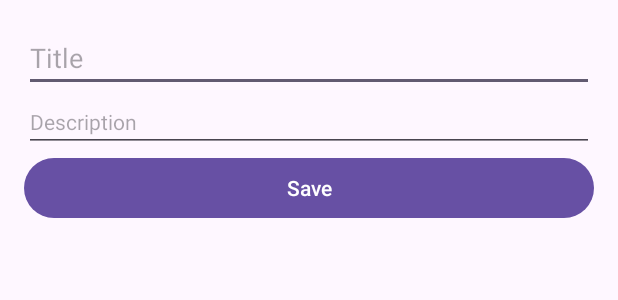
After one commit to Nasri9358/TickTack, an Android app: the layout activity_task_detail.xml on its own in the app's theme, with its tools: preview values and no code run, on a phone screen of 412 x 824 dp. The commit adds this screen. Shown: the top 300 px of the screen. Run offline under Robolectric (Android 15) with nearby library versions, the phone set to English and light mode, and no system bars.

Commit message:
Второй запуск проекта

```diff
--- a/app/build.gradle.kts
+++ b/app/build.gradle.kts
@@ -42,6 +42,9 @@ dependencies {
     implementation(libs.material)
     implementation(libs.androidx.activity)
     implementation(libs.androidx.constraintlayout)
+    implementation(libs.androidx.room.common)
+    implementation(libs.androidx.room.ktx)
+    implementation ("androidx.lifecycle:lifecycle-viewmodel-ktx:2.3.1")
     testImplementation(libs.junit)
     androidTestImplementation(libs.androidx.junit)
     androidTestImplementation(libs.androidx.espresso.core)
--- /dev/null
+++ b/app/src/main/res/drawable/add_tack.xml
@@ -0,0 +1,5 @@
+<vector xmlns:android="http://schemas.android.com/apk/res/android" android:height="24dp" android:tint="#000000" android:viewportHeight="24" android:viewportWidth="24" android:width="24dp">
+
+    <path android:fillColor="@android:color/white" android:pathData="M22,5.18L10.59,16.6l-4.24,-4.24l1.41,-1.41l2.83,2.83l10,-10L22,5.18zM12,20c-4.41,0 -8,-3.59 -8,-8s3.59,-8 8,-8c1.57,0 3.04,0.46 4.28,1.25l1.45,-1.45C16.1,2.67 14.13,2 12,2C6.48,2 2,6.48 2,12s4.48,10 10,10c1.73,0 3.36,-0.44 4.78,-1.22l-1.5,-1.5C14.28,19.74 13.17,20 12,20zM19,15h-3v2h3v3h2v-3h3v-2h-3v-3h-2V15z"/>
+
+</vector>
--- /dev/null
+++ b/app/src/main/res/drawable/ic_add.xml
@@ -0,0 +1,5 @@
+<vector xmlns:android="http://schemas.android.com/apk/res/android" android:height="24dp" android:tint="#000000" android:viewportHeight="24" android:viewportWidth="24" android:width="24dp">
+
+    <path android:fillColor="@android:color/white" android:pathData="M19,13h-6v6h-2v-6H5v-2h6V5h2v6h6v2z"/>
+
+</vector>
--- /dev/null
+++ b/app/src/main/res/layout/activity_task_detail.xml
@@ -0,0 +1,28 @@
+<?xml version="1.0" encoding="utf-8"?>
+<LinearLayout xmlns:android="http://schemas.android.com/apk/res/android"
+    android:layout_width="match_parent"
+    android:layout_height="match_parent"
+    android:orientation="vertical"
+    android:padding="16dp">
+
+    <EditText
+        android:id="@+id/title_EditText"
+        android:layout_width="match_parent"
+        android:layout_height="wrap_content"
+        android:hint="Title"
+        android:textSize="18sp" />
+
+    <EditText
+        android:id="@+id/descriptionEditText"
+        android:layout_width="match_parent"
+        android:layout_height="wrap_content"
+        android:hint="Description"
+        android:textSize="14sp" />
+
+    <Button
+        android:id="@+id/saveButton"
+        android:layout_width="match_parent"
+        android:layout_height="wrap_content"
+        android:text="Save" />
+
+</LinearLayout>
--- a/app/src/main/res/values/strings.xml
+++ b/app/src/main/res/values/strings.xml
@@ -1,3 +1,4 @@
 <resources>
     <string name="app_name">TickTack</string>
+    <string name="add_tack">Добавить задачу</string>
 </resources>
--- a/gradle/libs.versions.toml
+++ b/gradle/libs.versions.toml
@@ -9,6 +9,8 @@ appcompat = "1.7.0"
 material = "1.12.0"
 activity = "1.9.0"
 constraintlayout = "2.1.4"
+roomCommon = "2.6.1"
+roomKtx = "2.6.1"
 
 [libraries]
 androidx-core-ktx = { group = "androidx.core", name = "core-ktx", version.ref = "coreKtx" }
@@ -19,6 +21,8 @@ androidx-appcompat = { group = "androidx.appcompat", name = "appcompat", version
 material = { group = "com.google.android.material", name = "material", version.ref = "material" }
 androidx-activity = { group = "androidx.activity", name = "activity", version.ref = "activity" }
 androidx-constraintlayout = { group = "androidx.constraintlayout", name = "constraintlayout", version.ref = "constraintlayout" }
+androidx-room-common = { group = "androidx.room", name = "room-common", version.ref = "roomCommon" }
+androidx-room-ktx = { group = "androidx.room", name = "room-ktx", version.ref = "roomKtx" }
 
 [plugins]
 android-application = { id = "com.android.application", version.ref = "agp" }
```
Also changed, not shown: app/src/main/java/com/bignerdranch/android/ticktack/MainActivity.kt (+23 -5 lines), app/src/main/java/com/bignerdranch/android/ticktack/Task.kt (added, +17 -0 lines), app/src/main/java/com/bignerdranch/android/ticktack/TaskDao.kt (added, +23 -0 lines), app/src/main/java/com/bignerdranch/android/ticktack/TaskDatabase.kt (added, +29 -0 lines), app/src/main/java/com/bignerdranch/android/ticktack/TaskDetailActivity.kt (added, +32 -0 lines), app/src/main/java/com/bignerdranch/android/ticktack/TaskListAdapter.kt (added, +38 -0 lines), app/src/main/java/com/bignerdranch/android/ticktack/TaskViewHolder.kt (added, +15 -0 lines), app/src/main/java/com/bignerdranch/android/ticktack/TaskViewModel.kt (added, +30 -0 lines), app/src/main/res/layout/activity_main.xml (+18 -13 lines), app/src/main/res/layout/item_task.xml (added, +21 -0 lines).
